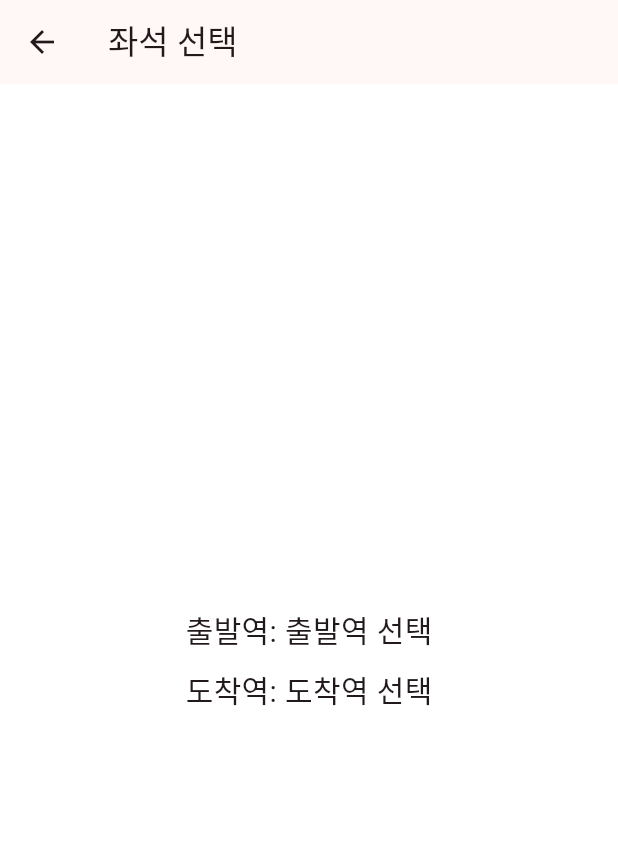
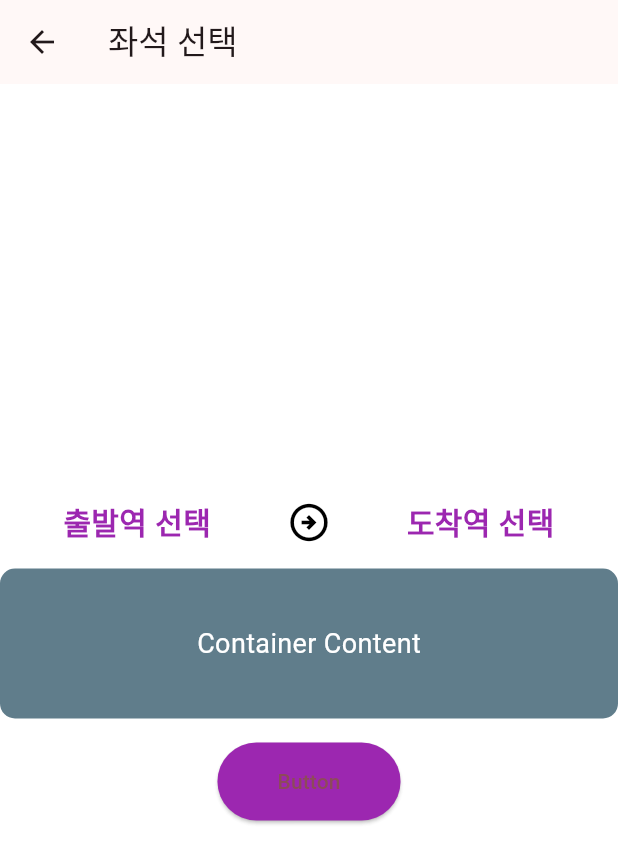
Before and after one commit to ballalssica/flutter_train_app, a Flutter app: the screen it shows after launch, after a tap on "좌석선택", on a phone screen of 412 x 824 dp. Shown: the top 864 px of the screen. Run offline on Flutter 3.47's test engine with Material 3 defaults, Android fonts, the phone set to English and light mode, and no system bars.

Commit message:
docs SelectedStation 위젯추가
- SelectedStation 위젯페이지추가

```diff
--- a/lib/seat/seat_page.dart
+++ b/lib/seat/seat_page.dart
@@ -1,4 +1,5 @@
 import 'package:flutter/material.dart';
+import 'package:flutter_train_app/seat/widgets/selected_station.dart';
 
 class SeatPage extends StatelessWidget {
   final String departureStation;
@@ -19,16 +20,36 @@ class SeatPage extends StatelessWidget {
         child: Column(
           mainAxisAlignment: MainAxisAlignment.center,
           children: [
-            Text(
-              '출발역: $departureStation',
-              style: TextStyle(fontSize: 20),
+            SelectedStation(
+              departureStation: departureStation,
+              arrivalStation: arrivalStation,
             ),
-            SizedBox(height: 10),
-            Text(
-              '도착역: $arrivalStation',
-              style: TextStyle(fontSize: 20),
+            SizedBox(height: 16),
+            Container(
+              width: double.infinity,
+              height: 100,
+              decoration: BoxDecoration(
+                color: Colors.blueGrey,
+                borderRadius: BorderRadius.circular(10),
+              ),
+              child: Center(
+                child: Text(
+                  'Container Content',
+                  style: TextStyle(fontSize: 18, color: Colors.white),
+                ),
+              ),
             ),
-            // 좌석 선택 기능을 이곳에 추가할 수 있습니다.
+            SizedBox(height: 16),
+            ElevatedButton(
+              onPressed: () {
+                // 버튼 클릭 시 수행할 작업
+              },
+              style: ElevatedButton.styleFrom(
+                padding: EdgeInsets.symmetric(horizontal: 40, vertical: 16),
+                backgroundColor: Colors.purple,
+              ),
+              child: Text('Button'),
+            ),
           ],
         ),
       ),
--- /dev/null
+++ b/lib/seat/widgets/selected_station.dart
@@ -0,0 +1,54 @@
+
+import 'package:flutter/material.dart';
+
+class SelectedStation extends StatelessWidget{
+
+    final String departureStation;
+   final String arrivalStation;
+
+  SelectedStation({
+    required this.departureStation,
+    required this.arrivalStation,
+  });
+
+  @override
+  Widget build(BuildContext context) {
+    return Container(
+      child: Row(
+        mainAxisAlignment: MainAxisAlignment.center,
+        crossAxisAlignment: CrossAxisAlignment.center,
+        children: [
+          Expanded(
+            child: Text(
+              departureStation,
+              textAlign: TextAlign.center,
+              style: TextStyle(
+                fontSize: 20,
+                color: Colors.purple,
+                fontWeight: FontWeight.bold,
+              ),
+            ),
+          ),
+          SizedBox(width: 8),
+          Icon(
+            Icons.arrow_circle_right_outlined,
+            color: Colors.black,
+            size: 30, // 아이콘 크기 조절
+          ),
+          SizedBox(width: 8),
+          Expanded(
+            child: Text(
+              arrivalStation,
+              textAlign: TextAlign.center,
+              style: TextStyle(
+                fontSize: 20,
+                color: Colors.purple,
+                fontWeight: FontWeight.bold,
+              ),
+            ),
+          ),
+        ],
+      ),
+    );
+  }
+}
```
